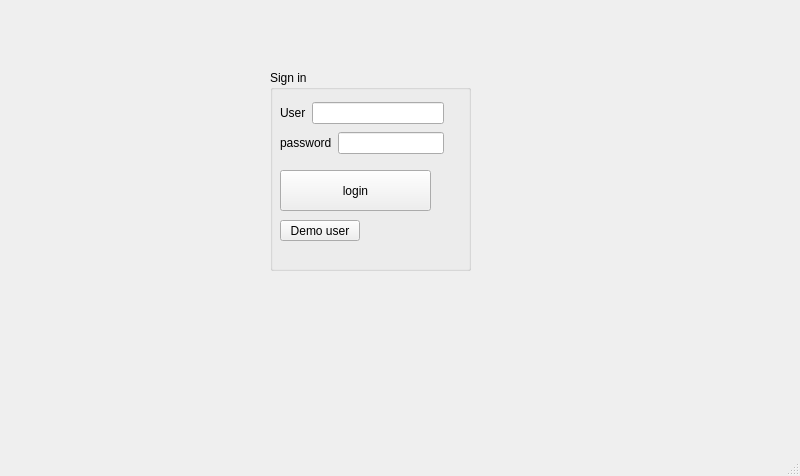
Above: IssueTracker/mainwindow.ui from RafaelPinela/IssueTracker before the change. Below: the same form after it.
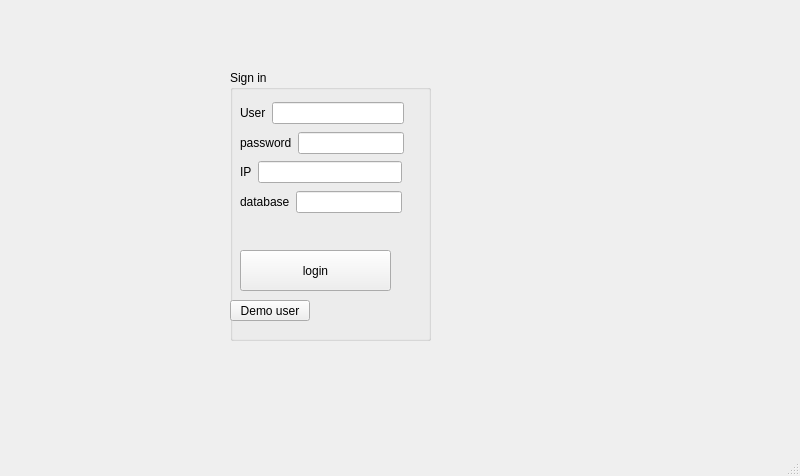
That is the form after the change.

```diff
--- a/IssueTracker/mainwindow.ui
+++ b/IssueTracker/mainwindow.ui
@@ -17,10 +17,10 @@
    <widget class="QGroupBox" name="groupBox">
     <property name="geometry">
      <rect>
-      <x>270</x>
+      <x>230</x>
       <y>70</y>
       <width>201</width>
-      <height>201</height>
+      <height>271</height>
      </rect>
     </property>
     <property name="title">
@@ -30,7 +30,7 @@
      <property name="geometry">
       <rect>
        <x>10</x>
-       <y>100</y>
+       <y>180</y>
        <width>151</width>
        <height>41</height>
       </rect>
@@ -45,8 +45,8 @@
     <widget class="QPushButton" name="pushButton_2">
      <property name="geometry">
       <rect>
-       <x>10</x>
-       <y>150</y>
+       <x>0</x>
+       <y>230</y>
        <width>80</width>
        <height>21</height>
       </rect>
@@ -55,6 +55,50 @@
       <string>Demo user</string>
      </property>
     </widget>
+    <widget class="QWidget" name="layoutWidget">
+     <property name="geometry">
+      <rect>
+       <x>10</x>
+       <y>90</y>
+       <width>162</width>
+       <height>24</height>
+      </rect>
+     </property>
+     <layout class="QHBoxLayout" name="horizontalLayout_3">
+      <item>
+       <widget class="QLabel" name="label_3">
+        <property name="text">
+         <string>IP</string>
+        </property>
+       </widget>
+      </item>
+      <item>
+       <widget class="QLineEdit" name="lineEdit_ip"/>
+      </item>
+     </layout>
+    </widget>
+    <widget class="QWidget" name="layoutWidget_2">
+     <property name="geometry">
+      <rect>
+       <x>10</x>
+       <y>120</y>
+       <width>162</width>
+       <height>24</height>
+      </rect>
+     </property>
+     <layout class="QHBoxLayout" name="horizontalLayout_4">
+      <item>
+       <widget class="QLabel" name="label_4">
+        <property name="text">
+         <string>database</string>
+        </property>
+       </widget>
+      </item>
+      <item>
+       <widget class="QLineEdit" name="lineEdit_database"/>
+      </item>
+     </layout>
+    </widget>
     <widget class="QWidget" name="">
      <property name="geometry">
       <rect>
```
